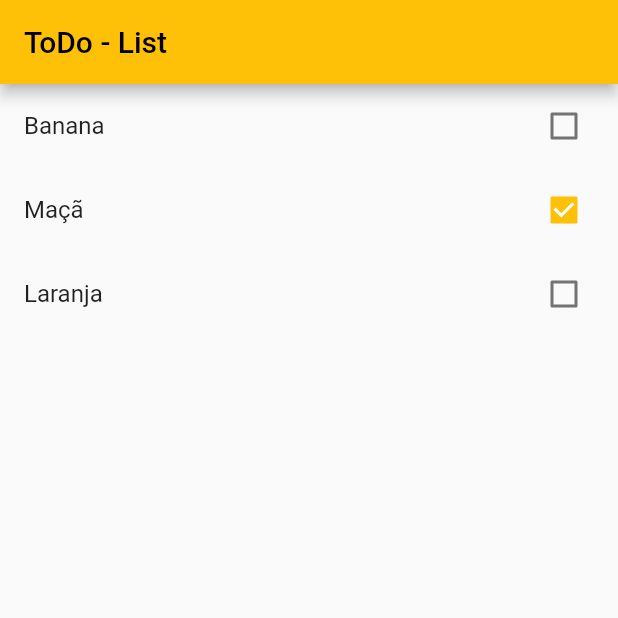
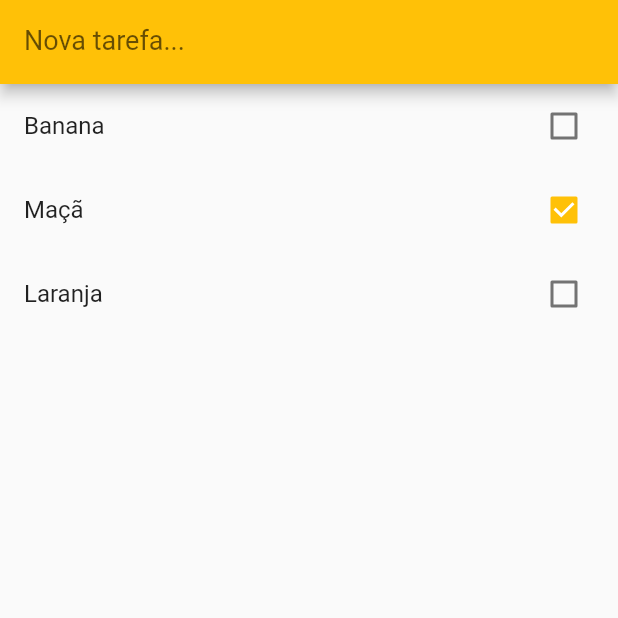
Before and after one commit to natanael-vieira/todo, a Flutter app: the screen it shows after launch, on a phone screen of 412 x 824 dp, the top half of it. Run offline on Flutter 3.47's test engine with Material 2 defaults, Android fonts, the phone set to English and light mode, and no system bars.

Commit message:
Update main.dart
Criando controller dentro do TextFormField para usar os dados que serão inseridos nele a partir da digitação, senha um dado de login, senha ou, no nosso caso, o item a fazer.

```diff
--- a/lib/main.dart
+++ b/lib/main.dart
@@ -36,15 +36,29 @@ class HomePage extends StatefulWidget {
 }
 
 class _HomePageState extends State<HomePage> {
+  var newTaskCtrl = TextEditingController();
+
   @override
   Widget build(BuildContext context) {
     return Scaffold(
       appBar: AppBar(
+        title: TextFormField(
+          keyboardType: TextInputType.text,
+          style: TextStyle(
+            //color: Colors.white,
+            fontSize: 18,
+          ),
+          decoration: InputDecoration(
+            labelText: "Nova tarefa...",
+            labelStyle: TextStyle(
+                //color: Colors.white,
+                ),
+          ),
+        ),
         // leading: Text("Menu"),
         // actions: <Widget>[
         //   Icon(Icons.plus_one),
         // ],
-        title: const Text("ToDo - List"),
       ),
       body: ListView.builder(
         itemCount: widget.items.length,
```
